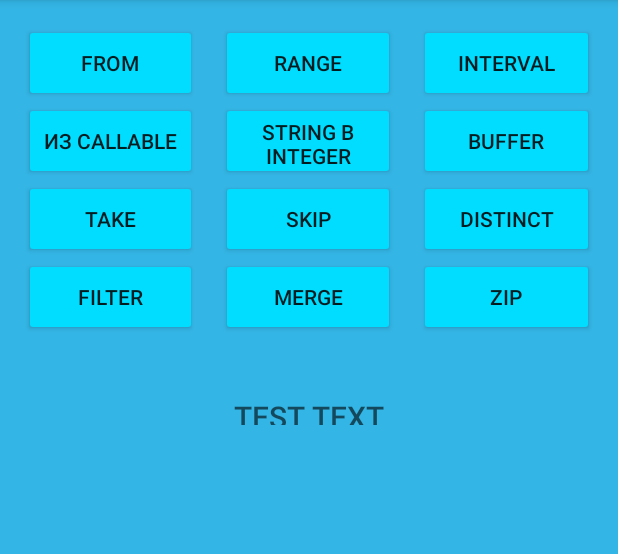
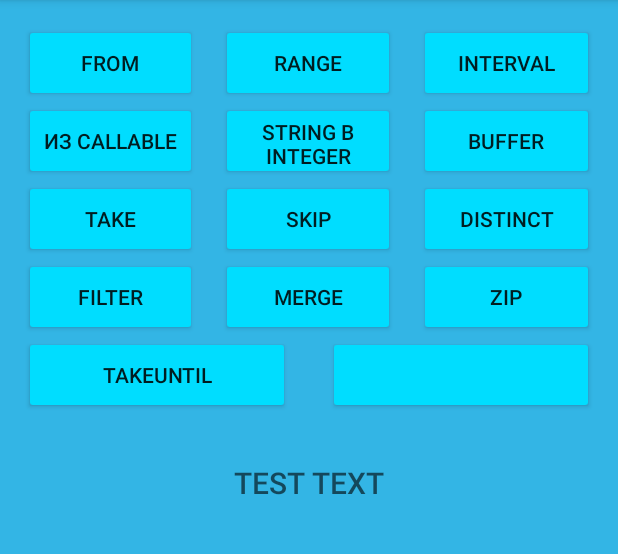
Before and after one commit to Golgoroth22/GeekBrains_Android3, an Android app: the screen it shows after launch (MainActivity), on a phone screen of 412 x 824 dp, the part 84-638 px from its top. Run offline under Robolectric (Android 15) with nearby library versions, the phone set to English and light mode, and no system bars; our stand-ins replace RxJava.

Commit message:
Finish takeUntil example

```diff
--- a/RxJava2Training/app/src/main/res/layout/fragment_view.xml
+++ b/RxJava2Training/app/src/main/res/layout/fragment_view.xml
@@ -164,6 +164,32 @@
             android:text="zip" />
     </LinearLayout>
 
+    <LinearLayout
+        android:layout_width="match_parent"
+        android:layout_height="@dimen/dimen_52dp">
+
+        <Button
+            android:id="@+id/thirteenth_button"
+            android:layout_width="0dp"
+            android:layout_height="match_parent"
+            android:layout_weight="7"
+            android:backgroundTint="@android:color/holo_blue_bright"
+            android:text="@string/takeuntil" />
+
+        <TextView
+            android:layout_width="0dp"
+            android:layout_height="wrap_content"
+            android:layout_weight="1" />
+
+        <Button
+            android:id="@+id/fourteenth_button"
+            android:layout_width="0dp"
+            android:layout_height="match_parent"
+            android:layout_weight="7"
+            android:backgroundTint="@android:color/holo_blue_bright"
+            android:text="" />
+    </LinearLayout>
+
     <ImageView
         android:id="@+id/image"
         android:layout_width="wrap_content"
@@ -176,7 +202,6 @@
     <ScrollView
         android:layout_width="match_parent"
         android:layout_height="wrap_content"
-        android:layout_gravity="center"
         android:scrollbars="vertical">
 
         <TextView
@@ -184,7 +209,7 @@
             style="@style/TextAppearance.AppCompat.Title"
             android:layout_width="wrap_content"
             android:layout_height="wrap_content"
-            android:layout_gravity="center"
+            android:layout_gravity="center|top"
             android:layout_marginTop="@dimen/dimen_16dp"
             android:hint="@string/test_text" />
     </ScrollView>
--- a/RxJava2Training/app/src/main/res/values/strings.xml
+++ b/RxJava2Training/app/src/main/res/values/strings.xml
@@ -16,4 +16,5 @@
     <string name="distinct">distinct</string>
     <string name="filter">filter</string>
     <string name="merge">merge</string>
+    <string name="takeuntil">takeUntil</string>
 </resources>
```
Also changed, not shown: RxJava2Training/app/src/main/java/com/falin/valentin/rxjava2training/presenter/Presenter.java (+6 -6 lines), RxJava2Training/app/src/main/java/com/falin/valentin/rxjava2training/view/ViewFragment.java (+37 -1 lines).
